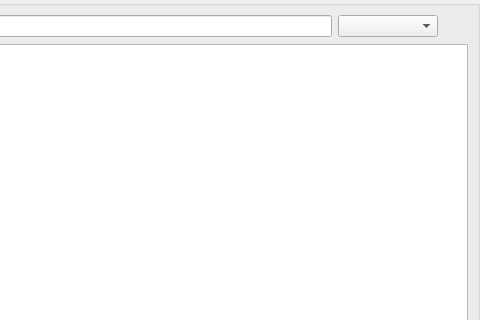
Qt form components/contentselector/contentselector.ui (homoklikus/OpenMW-Runtime-Localization-Fork) before a commit; both pictures show x 134 to 614 and y 0 to 320 of the 614 by 436 pixel window.
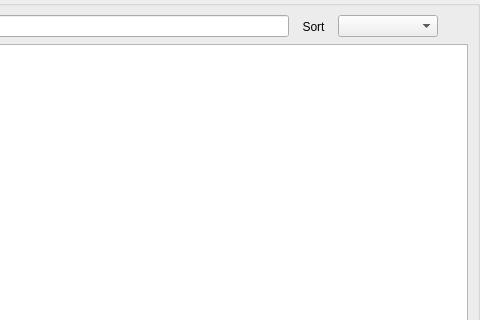
The same form after that commit. Custom widgets are drawn as their Qt base class.

Patch:
```diff
--- a/components/contentselector/contentselector.ui
+++ b/components/contentselector/contentselector.ui
@@ -66,6 +66,19 @@
          <item>
           <widget class="QLineEdit" name="searchFilter"/>
          </item>
+         <item>
+          <widget class="QToolButton" name="sortButton">
+           <property name="toolTip">
+            <string>Sort plugins by their dependencies.</string>
+           </property>
+           <property name="text">
+            <string>Sort</string>
+           </property>
+           <property name="autoRaise">
+            <bool>true</bool>
+           </property>
+          </widget>
+         </item>
          <item>
           <widget class="QComboBox" name="languageComboBox">
            <property name="minimumSize">
```
